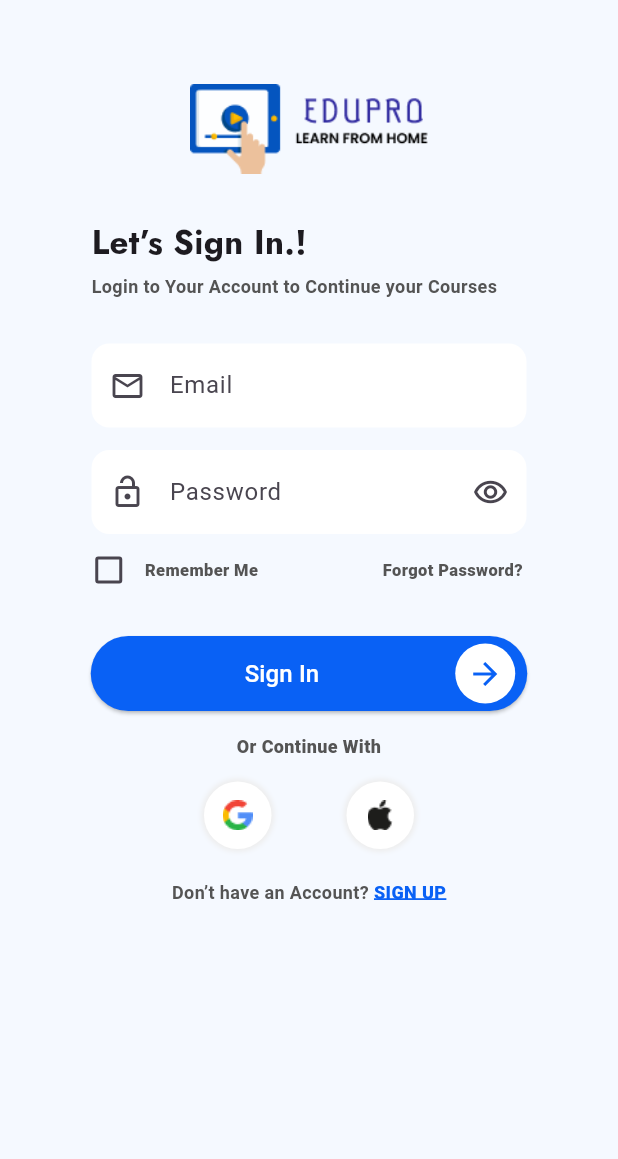
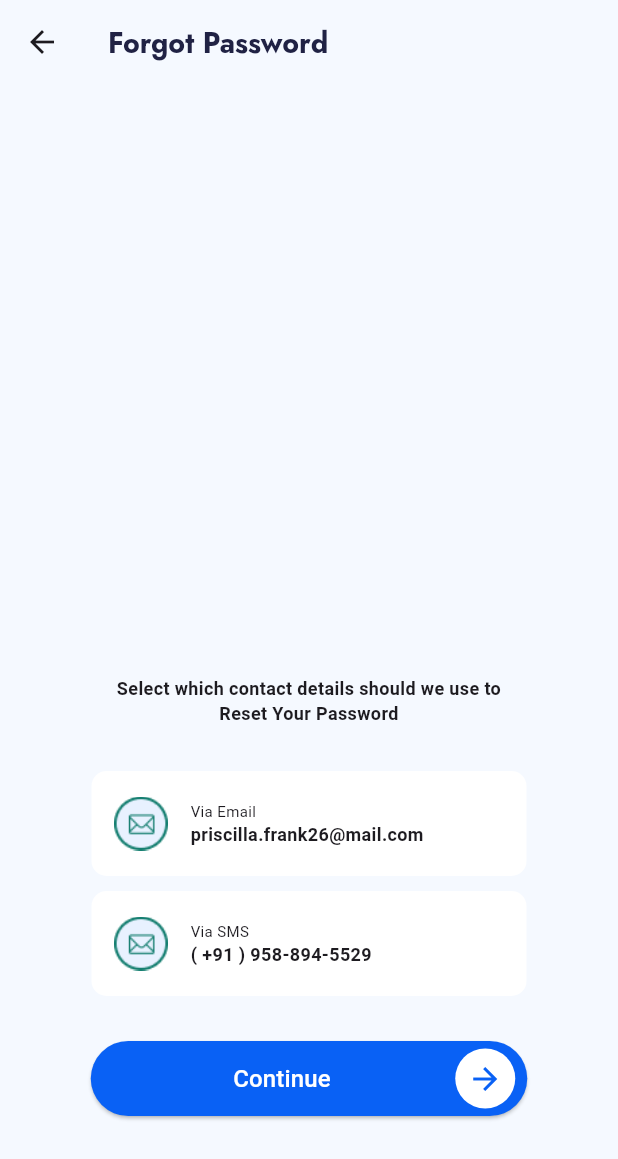
Before and after one commit to ggautterr/edupro, a Flutter app: the Login screen opened directly, after a tap on "Forgot Password?", on a phone screen of 412 x 824 dp. Shown: the top 1159 px of the screen. Run offline on Flutter 3.47's test engine with Material 3 defaults, Android fonts, the phone set to English and light mode, and no system bars; missing offline and left inert: dart:ffi; network calls fail; Roboto replaces fonts that are missing (Mulish).

```diff
--- /dev/null
+++ b/lib/forgot_password.dart
@@ -0,0 +1,131 @@
+import 'package:edupro/verify_forgot_password.dart';
+import 'package:flutter/material.dart';
+
+class ForgotPassword extends StatelessWidget {
+  const ForgotPassword({super.key});
+
+  @override
+  Widget build(BuildContext context) {
+    return Scaffold(
+      appBar: AppBar(
+        backgroundColor: Color.fromRGBO(245, 249, 255, 1),
+        title: Text(
+          "Forgot Password",
+          style: TextStyle(
+            fontFamily: "Jost",
+            fontWeight: FontWeight.w600,
+            fontSize: 19,
+            color: Color.fromRGBO(32, 34, 68, 1),
+          ),
+        ),
+      ),
+      backgroundColor: Color.fromRGBO(245, 249, 255, 1),
+      body: Center(
+        child: Column(
+          spacing: 30,
+          children: [
+            Spacer(),
+            SizedBox(
+              width: 280,
+              child: Text(
+                "Select which contact details should we use to Reset Your Password",
+                textAlign: TextAlign.center,
+                style: TextStyle(fontSize: 12, fontWeight: FontWeight.w700),
+              ),
+            ),
+            Column(
+              spacing: 10,
+              children: [
+                Container(
+                  width: 290,
+                  height: 70,
+                  decoration: BoxDecoration(
+                    color: Colors.white,
+                    borderRadius: BorderRadius.circular(10),
+                  ),
+                  child: Row(
+                    children: [
+                      Padding(
+                        padding: const EdgeInsets.symmetric(horizontal: 15.0),
+                        child: Image.asset("assets/images/email.png", width: 36),
+                      ),
+                      Column(
+                        mainAxisAlignment: MainAxisAlignment.center,
+                        crossAxisAlignment: CrossAxisAlignment.start,
+                        children: [
+                          Text("Via Email", style: TextStyle(fontSize: 10),),
+                          Text("priscilla.frank26@mail.com", style: TextStyle(fontSize: 12, fontWeight: FontWeight.w700)),
+                        ],
+                      ),
+                    ],
+                  ),
+                ),
+                Container(
+                  width: 290,
+                  height: 70,
+                  decoration: BoxDecoration(
+                    color: Colors.white,
+                    borderRadius: BorderRadius.circular(10),
+                  ),
+                  child: Row(
+                    children: [
+                      Padding(
+                        padding: const EdgeInsets.symmetric(horizontal: 15.0),
+                        child: Image.asset("assets/images/email.png", width: 36),
+                      ),
+                      Column(
+                        mainAxisAlignment: MainAxisAlignment.center,
+                        crossAxisAlignment: CrossAxisAlignment.start,
+                        children: [
+                          Text("Via SMS", style: TextStyle(fontSize: 10),),
+                          Text("( +91 ) 958-894-5529", style: TextStyle(fontSize: 12, fontWeight: FontWeight.w700)),
+                        ],
+                      ),
+                    ],
+                  ),
+                ),
+              ],
+            ),
+            ElevatedButton.icon(
+              onPressed: () {
+                Navigator.push(
+                  context,
+                  MaterialPageRoute(builder: (context) => VerifyForgotPassword()),
+                );
+              },
+              style: ElevatedButton.styleFrom(
+                padding: EdgeInsets.fromLTRB(20, 5, 8, 5),
+                backgroundColor: Color.fromRGBO(9, 97, 245, 1),
+              ),
+              iconAlignment: IconAlignment.end,
+              icon: Container(
+                width: 40,
+                height: 40,
+                decoration: BoxDecoration(
+                  borderRadius: BorderRadius.circular(30),
+                  color: Colors.white,
+                ),
+                child: Icon(
+                  Icons.arrow_forward,
+                  color: Color.fromRGBO(9, 97, 245, 1),
+                  size: 24,
+                ),
+              ),
+              label: SizedBox(
+                width: 215,
+                child: Text(
+                  "Continue",
+                  textAlign: TextAlign.center,
+                  style: TextStyle(color: Colors.white, fontSize: 16),
+                ),
+              ),
+            ),
+            SizedBox(
+              height: 50,
+            )
+          ],
+        ),
+      ),
+    );
+  }
+}
--- a/lib/login.dart
+++ b/lib/login.dart
@@ -1,3 +1,4 @@
+import 'package:edupro/forgot_password.dart';
 import 'package:edupro/register.dart';
 import 'package:flutter/material.dart';
 
@@ -128,7 +129,12 @@ class _LoginState extends State<Login> {
                     padding: const EdgeInsets.only(right: 15.0),
                     child: InkWell(
                       onTap: () {
-                        ///
+                        Navigator.push(
+                          context,
+                          MaterialPageRoute(
+                            builder: (context) => ForgotPassword(),
+                          ),
+                        );
                       },
                       child: Text(
                         "Forgot Password?",
```
Also changed, not shown: lib/create_new_password.dart (added, +114 -0 lines), lib/create_new_pin.dart (added, +66 -0 lines), lib/fill_your_profile.dart (+5 -4 lines), lib/set_your_fingerprint.dart (added, +133 -0 lines), lib/verify_forgot_password.dart (added, +66 -0 lines), assets/images/email.png (added), assets/images/finger_frame.png (added), assets/images/fingerprint.png (added).
